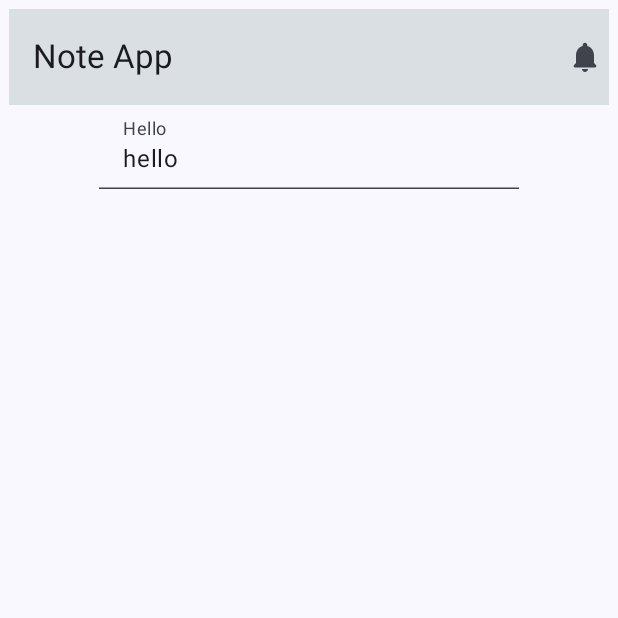
After one commit to arstanrakhmat/compose-note-app, an Android app built with Jetpack Compose: the composable NoteScreen shown on its own in the app's theme, on a phone screen of 412 x 824 dp, the top half of it. The commit adds this screen. Run offline under Robolectric (Android 15) with nearby library versions, the phone set to English and light mode, and no system bars.

Commit message:
Add basic architecture. Create note input text

```diff
--- a/app/src/main/java/com/example/noteapp/MainActivity.kt
+++ b/app/src/main/java/com/example/noteapp/MainActivity.kt
@@ -22,25 +22,19 @@ class MainActivity : ComponentActivity() {
                     modifier = Modifier.fillMaxSize(),
                     color = MaterialTheme.colorScheme.background
                 ) {
-                    Greeting("Android")
+
                 }
             }
         }
     }
 }
 
-@Composable
-fun Greeting(name: String, modifier: Modifier = Modifier) {
-    Text(
-        text = "Hello $name!",
-        modifier = modifier
-    )
-}
+
 
 @Preview(showBackground = true)
 @Composable
 fun GreetingPreview() {
     NoteAppTheme {
-        Greeting("Android")
+
     }
 }
--- /dev/null
+++ b/app/src/main/java/com/example/noteapp/components/NoteComponents.kt
@@ -0,0 +1,41 @@
+package com.example.noteapp.components
+
+import androidx.compose.foundation.text.KeyboardActions
+import androidx.compose.foundation.text.KeyboardOptions
+import androidx.compose.material3.ExperimentalMaterial3Api
+import androidx.compose.material3.Text
+import androidx.compose.material3.TextField
+import androidx.compose.material3.TextFieldDefaults
+import androidx.compose.runtime.Composable
+import androidx.compose.ui.ExperimentalComposeUiApi
+import androidx.compose.ui.Modifier
+import androidx.compose.ui.graphics.Color
+import androidx.compose.ui.platform.LocalSoftwareKeyboardController
+import androidx.compose.ui.text.input.ImeAction
+
+@OptIn(ExperimentalMaterial3Api::class, ExperimentalComposeUiApi::class)
+@Composable
+fun NoteInputText(
+    modifier: Modifier = Modifier,
+    text: String,
+    label: String,
+    maxLine: Int = 1,
+    onTextChange: (String) -> Unit,
+    onImeAction: () -> Unit = {}
+) {
+    val keyboardController = LocalSoftwareKeyboardController.current
+    TextField(
+        value = text, onValueChange = onTextChange,
+        colors = TextFieldDefaults.textFieldColors(containerColor = Color.Transparent),
+        maxLines = maxLine,
+        label = { Text(text = label) },
+        keyboardOptions = KeyboardOptions.Default.copy(
+            imeAction = ImeAction.Done
+        ),
+        keyboardActions = KeyboardActions(onDone = {
+            onImeAction()
+            keyboardController?.hide()
+        }),
+        modifier = modifier
+    )
+}
--- /dev/null
+++ b/app/src/main/java/com/example/noteapp/screen/NoteScreen.kt
@@ -0,0 +1,50 @@
+package com.example.noteapp.screen
+
+import androidx.compose.foundation.layout.Column
+import androidx.compose.foundation.layout.fillMaxWidth
+import androidx.compose.foundation.layout.padding
+import androidx.compose.material.icons.Icons
+import androidx.compose.material.icons.rounded.Notifications
+import androidx.compose.material3.ExperimentalMaterial3Api
+import androidx.compose.material3.Icon
+import androidx.compose.material3.Text
+import androidx.compose.material3.TopAppBar
+import androidx.compose.material3.TopAppBarDefaults
+import androidx.compose.runtime.Composable
+import androidx.compose.ui.Alignment
+import androidx.compose.ui.Modifier
+import androidx.compose.ui.graphics.Color
+import androidx.compose.ui.res.stringResource
+import androidx.compose.ui.tooling.preview.Preview
+import androidx.compose.ui.unit.dp
+import com.example.noteapp.R
+import com.example.noteapp.components.NoteInputText
+
+@OptIn(ExperimentalMaterial3Api::class)
+@Composable
+fun NoteScreen() {
+    Column(modifier = Modifier.padding(6.dp)) {
+        TopAppBar(title = {
+            Text(text = stringResource(id = R.string.app_name))
+        }, actions = {
+            Icon(
+                imageVector = Icons.Rounded.Notifications,
+                contentDescription = stringResource(id = R.string.app_name)
+            )
+        }, colors = TopAppBarDefaults.smallTopAppBarColors(containerColor = Color(0xFFDADFE3)))
+
+        //Content
+        Column(
+            modifier = Modifier.fillMaxWidth(),
+            horizontalAlignment = Alignment.CenterHorizontally
+        ) {
+            NoteInputText(text = "hello", label = "Hello", onTextChange = {})
+        }
+    }
+}
+
+@Preview(showBackground = true)
+@Composable
+fun NotesScreenPreview() {
+    NoteScreen()
+}
```
